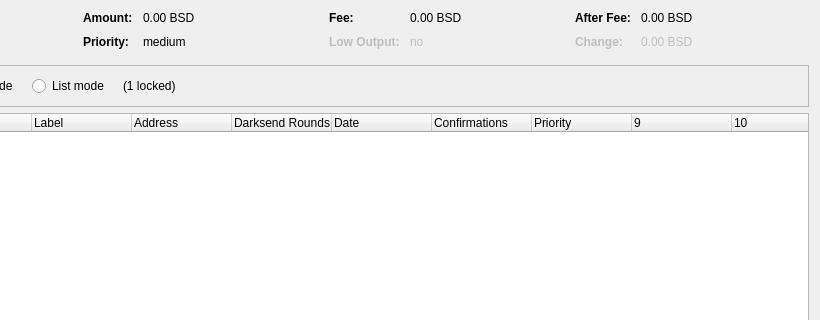
The window that src/qt/forms/coincontroldialog.ui (KKnight99/SKTCoin) describes before a commit, drawn with Qt 5; both pictures show x 180 to 1000 and y 0 to 320 of the 1000 by 500 pixel window.
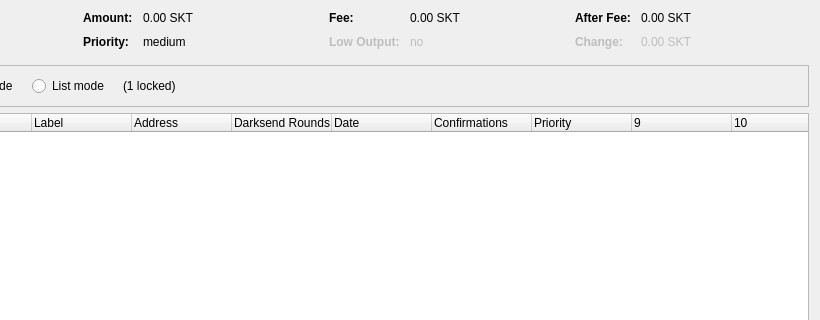
The same window after the commit. Custom widgets are drawn as their Qt base class.

Diff of the .ui file:
```diff
--- a/src/qt/forms/coincontroldialog.ui
+++ b/src/qt/forms/coincontroldialog.ui
@@ -132,7 +132,7 @@
           <enum>Qt::ActionsContextMenu</enum>
          </property>
          <property name="text">
-          <string notr="true">0.00 BSD</string>
+          <string notr="true">0.00 SKT</string>
          </property>
          <property name="textInteractionFlags">
           <set>Qt::LinksAccessibleByMouse|Qt::TextSelectableByKeyboard|Qt::TextSelectableByMouse</set>
@@ -206,7 +206,7 @@
           <enum>Qt::ActionsContextMenu</enum>
          </property>
          <property name="text">
-          <string notr="true">0.00 BSD</string>
+          <string notr="true">0.00 SKT</string>
          </property>
          <property name="textInteractionFlags">
           <set>Qt::LinksAccessibleByMouse|Qt::TextSelectableByKeyboard|Qt::TextSelectableByMouse</set>
@@ -286,7 +286,7 @@
           <enum>Qt::ActionsContextMenu</enum>
          </property>
          <property name="text">
-          <string notr="true">0.00 BSD</string>
+          <string notr="true">0.00 SKT</string>
          </property>
          <property name="textInteractionFlags">
           <set>Qt::LinksAccessibleByMouse|Qt::TextSelectableByKeyboard|Qt::TextSelectableByMouse</set>
@@ -321,7 +321,7 @@
           <enum>Qt::ActionsContextMenu</enum>
          </property>
          <property name="text">
-          <string notr="true">0.00 BSD</string>
+          <string notr="true">0.00 SKT</string>
          </property>
          <property name="textInteractionFlags">
           <set>Qt::LinksAccessibleByMouse|Qt::TextSelectableByKeyboard|Qt::TextSelectableByMouse</set>
```
